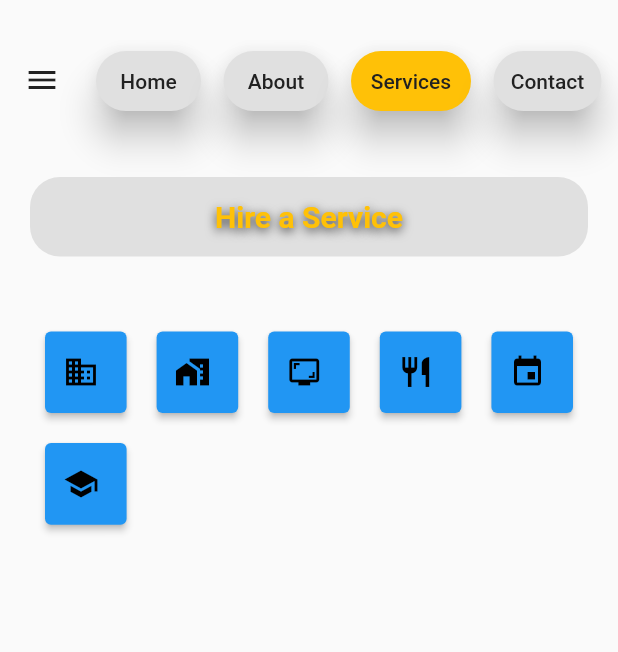
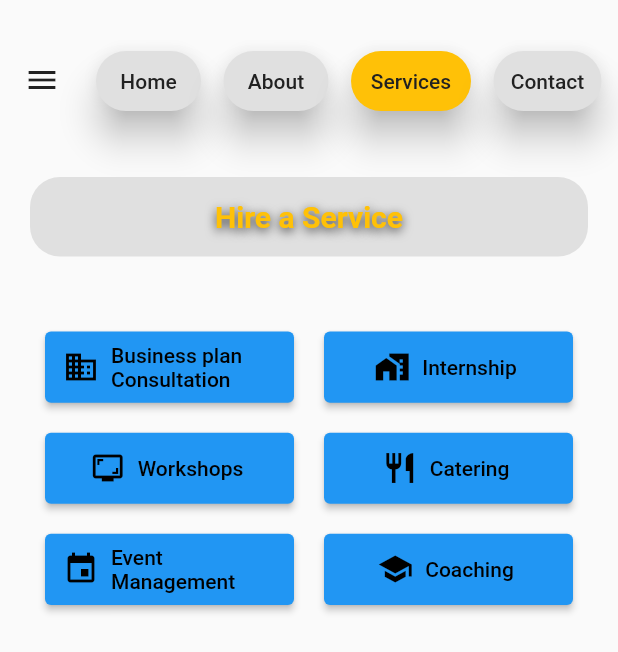
Before and after one commit to MohammedBaqerAdnan/AlqoudAppProject, a Flutter app: the Services screen opened by its route, on a phone screen of 412 x 824 dp. Shown: the top 652 px of the screen. Run offline on Flutter 3.47's test engine with Material 2 defaults, Android fonts, the phone set to English and light mode, and no system bars; our stand-ins replace flutter_svg.

Commit message:
Updated Design for Services.dart

```diff
--- a/lib/Services.dart
+++ b/lib/Services.dart
@@ -347,8 +347,8 @@ class Services extends StatelessWidget {
                 padding: const EdgeInsets.all(30),
                 crossAxisSpacing: 20,
                 mainAxisSpacing: 20,
-                crossAxisCount: 5,
-                childAspectRatio: 1,
+                crossAxisCount: 2,
+                childAspectRatio: 3.5,
                 children: <Widget>[
                   Container(
                     //padding: const EdgeInsets.all(8),
```
